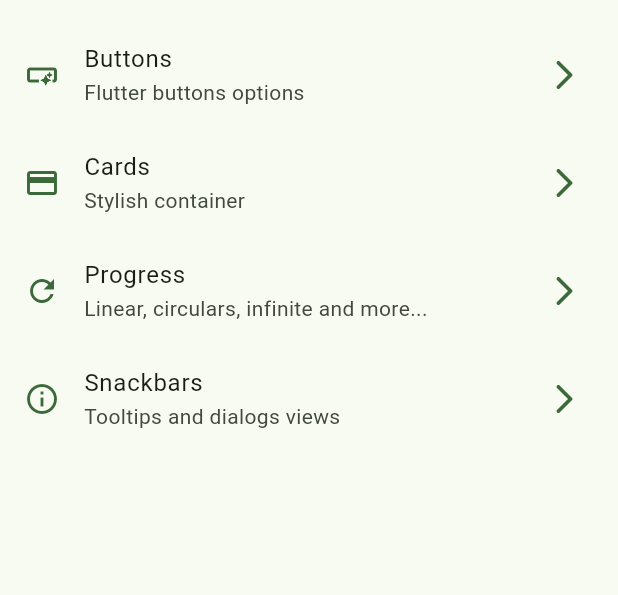
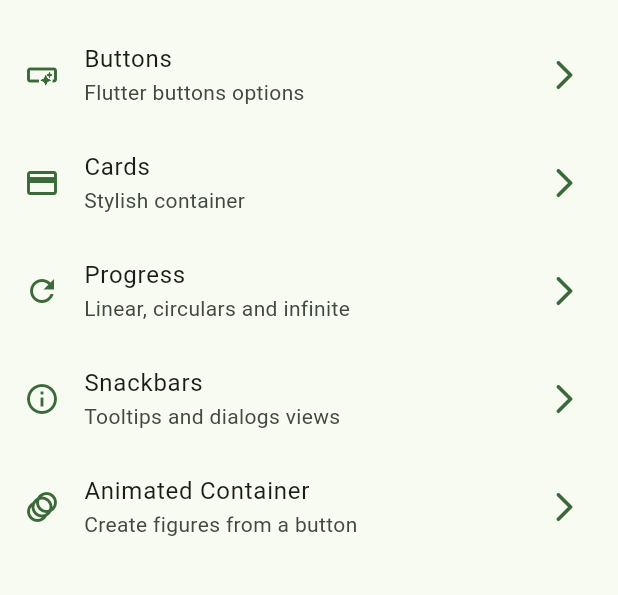
Before and after one commit to Anndderssonn/WidgetsFlutterLibrary, a Flutter app: the screen it shows after launch, on a phone screen of 412 x 824 dp, the part 63-658 px from its top. Run offline on Flutter 3.47's test engine with Material 3 defaults, Android fonts, the phone set to English and light mode, and no system bars; our stand-ins replace go_router.

Commit message:
feat: Add Animated Container view

```diff
--- a/lib/config/menu/menu_items.dart
+++ b/lib/config/menu/menu_items.dart
@@ -29,7 +29,7 @@
   ),
   MenuItems(
     title: 'Progress',
-    subTitle: 'Linear, circulars, infinite and more...',
+    subTitle: 'Linear, circulars and infinite',
     link: '/progress',
     icon: Icons.refresh,
   ),
@@ -39,4 +39,10 @@
     link: '/snackbars',
     icon: Icons.info_outline,
   ),
+  MenuItems(
+    title: 'Animated Container',
+    subTitle: 'Create figures from a button',
+    link: '/animated',
+    icon: Icons.animation_outlined,
+  ),
 ];
--- a/lib/config/router/app_router.dart
+++ b/lib/config/router/app_router.dart
@@ -30,5 +30,10 @@
       name: SnackbarScreen.name,
       builder: (context, state) => const SnackbarScreen(),
     ),
+    GoRoute(
+      path: '/animated',
+      name: AnimatedScreen.name,
+      builder: (context, state) => const AnimatedScreen(),
+    ),
   ],
 );
--- a/lib/presentation/screens/cards/cards_screen.dart
+++ b/lib/presentation/screens/cards/cards_screen.dart
@@ -1,5 +1,4 @@
 import 'package:flutter/material.dart';
-import 'package:widgets_store/config/theme/app_theme.dart';
 
 const cards = <Map<String, dynamic>>[
   {'elevation': 0.0, 'label': 'Elevation 0'},
```
Also changed, not shown: lib/presentation/screens/animated/animated_screen.dart (+46 -2 lines).
